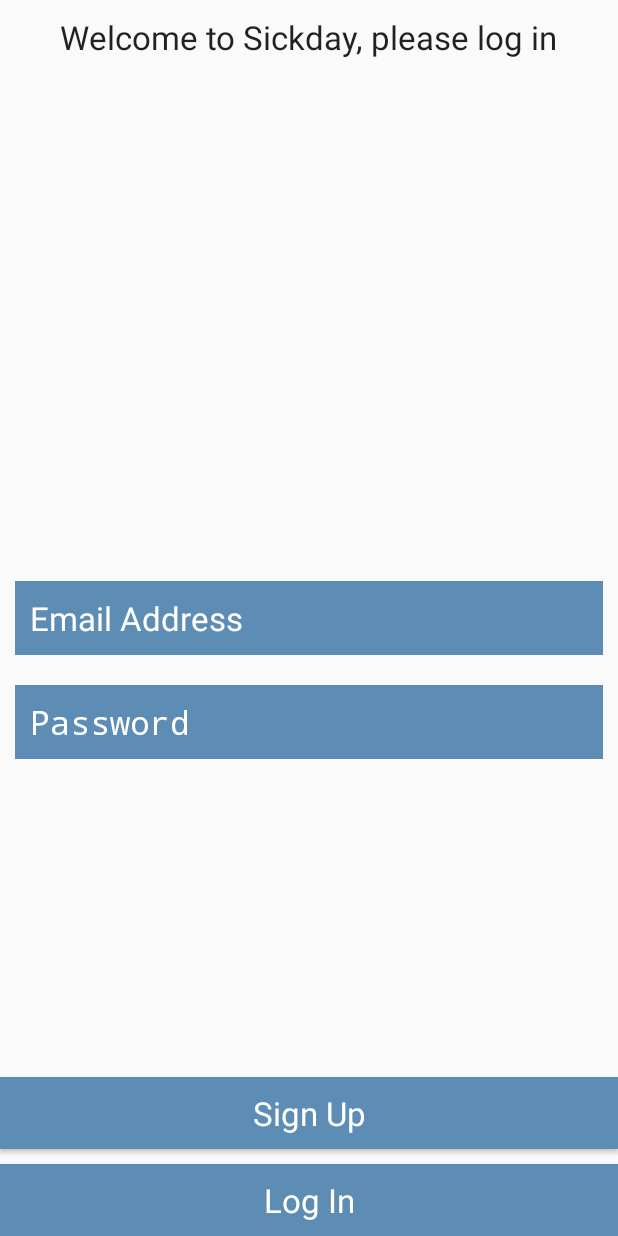
After one commit to marcusmotill/sickday, an Android app: the Login_Activity screen opened directly, with no data from a screen before it, on a phone screen of 412 x 824 dp. The commit adds this screen. Run offline under Robolectric (Android 15) with nearby library versions, the phone set to English and light mode, and no system bars; libraries missing offline, so code that uses them is left out: com.parse.

Commit message:
Added Login Screen

```diff
--- a/app/src/main/AndroidManifest.xml
+++ b/app/src/main/AndroidManifest.xml
@@ -36,7 +36,8 @@
             </intent-filter>
         </activity>
         <activity android:name=".MainActivity" android:screenOrientation="portrait"/>
-        <activity android:name="com.facebook.LoginActivity"/>
+        <activity android:name=".Login_Activity" android:screenOrientation="portrait"/>
+        <activity android:name=".ProfileBuilder_Activity" android:screenOrientation="portrait"/>
 
         <meta-data
             android:name="com.google.android.gms.version"
--- /dev/null
+++ b/app/src/main/java/msqrd/sickday/Login_Activity.java
@@ -0,0 +1,71 @@
+package msqrd.sickday;
+
+import android.app.Activity;
+import android.content.Intent;
+import android.os.Bundle;
+import android.util.Log;
+import android.view.View;
+import android.widget.Button;
+import android.widget.EditText;
+import android.widget.TextView;
+import android.widget.Toast;
+
+import com.parse.LogInCallback;
+import com.parse.ParseException;
+import com.parse.ParseUser;
+
+/**
+ * Created by marcusmotill on 2/26/15.
+ */
+public class Login_Activity extends Activity implements View.OnClickListener {
+
+    EditText etEmail, etPassword;
+    TextView tvIncorrectInfo;
+    Button bLogin, bSignUp;
+
+    @Override
+    protected void onCreate(Bundle savedInstanceState) {
+        super.onCreate(savedInstanceState);
+        setContentView(R.layout.login_activity);
+
+        etEmail = (EditText) findViewById(R.id.welcomeEmail);
+        etPassword = (EditText) findViewById(R.id.welcomePassword);
+        tvIncorrectInfo = (TextView) findViewById(R.id.tvIncorrectLogin);
+        tvIncorrectInfo.setVisibility(View.INVISIBLE);
+        bLogin = (Button) findViewById(R.id.loginButton);
+        bSignUp = (Button) findViewById(R.id.registerButton);
+
+        bSignUp.setOnClickListener(this);
+        bLogin.setOnClickListener(this);
+    }
+
+    @Override
+    public void onClick(View v) {
+        int id = v.getId();
+
+        if(id == bLogin.getId()){
+            if(etEmail.getText().toString() == null | etPassword.getText().toString() == null){
+                Toast.makeText(this, getString(R.string.profilebuilder_null_field), Toast.LENGTH_LONG).show();
+            }else{
+                ParseUser.logInInBackground(etEmail.getText().toString(), etPassword.getText().toString(), new LogInCallback() {
+                    public void done(ParseUser user, ParseException e) {
+                        if (user != null) {
+                            Log.i("User Login", "Success");
+                            Intent startActivity = new Intent(Login_Activity.this, MainActivity.class);
+                            startActivity.setFlags(Intent.FLAG_ACTIVITY_CLEAR_TOP);
+                            startActivity(startActivity);
+                        } else {
+                            tvIncorrectInfo.setVisibility(View.VISIBLE);
+                            Log.i("User Login", "Fail");
+                        }
+                    }
+                });
+            }
+
+        }else if(id == bSignUp.getId()){
+            Intent startActivity = new Intent(Login_Activity.this, ProfileBuilder_Activity.class);
+            startActivity.setFlags(Intent.FLAG_ACTIVITY_CLEAR_TOP);
+            startActivity(startActivity);
+        }
+    }
+}
--- a/app/src/main/java/msqrd/sickday/MainActivity.java
+++ b/app/src/main/java/msqrd/sickday/MainActivity.java
@@ -62,10 +62,7 @@
                 R.id.navigation_drawer,
                 (DrawerLayout) findViewById(R.id.drawer_layout));
 
-        // Enable Local Datastore.
-        Parse.enableLocalDatastore(this);
-        ParseObject.registerSubclass(Insurance_Information.class);
-        Parse.initialize(this, "RzJTYueCw9qRWNWCwsQbHBjvZkmau4PbUco1pY1S", "OfNHqBlcE01sjKdyiGqjNZrJMAnoWBB3TpiaxjMv");
+
 
     }
 
--- /dev/null
+++ b/app/src/main/res/layout/login_activity.xml
@@ -0,0 +1,80 @@
+<?xml version="1.0" encoding="utf-8"?>
+<RelativeLayout xmlns:android="http://schemas.android.com/apk/res/android"
+    android:layout_width="match_parent" android:layout_height="match_parent">
+
+    <TextView
+        android:layout_margin="10dp"
+        android:gravity="center"
+        android:layout_width="wrap_content"
+        android:layout_height="wrap_content"
+        android:textAppearance="?android:attr/textAppearanceLarge"
+        android:text="@string/welcome_message"
+        android:id="@+id/tvWelcome"
+        android:layout_alignParentTop="true"
+        android:layout_centerHorizontal="true" />
+
+    <EditText
+        android:id="@+id/welcomeEmail"
+        android:inputType="textEmailAddress"
+        android:layout_width="match_parent"
+        android:layout_height="wrap_content"
+        android:background="@color/sickday_blue"
+        android:hint="@string/profilebuilder_email"
+        android:padding="10dp"
+        android:layout_margin="10dp"
+        android:textAppearance="@android:style/TextAppearance.Large"
+        android:textColor="@android:color/white"
+        android:textColorHint="@android:color/white"
+        android:layout_centerVertical="true"
+        />
+
+    <EditText
+        android:id="@+id/welcomePassword"
+        android:layout_width="match_parent"
+        android:layout_height="wrap_content"
+        android:layout_below="@+id/welcomeEmail"
+        android:layout_margin="10dp"
+        android:background="@color/sickday_blue"
+        android:hint="@string/profulebuilder_password"
+        android:inputType="textPassword"
+        android:padding="10dp"
+        android:textAppearance="@android:style/TextAppearance.Large"
+        android:textColor="@android:color/white"
+        android:textColorHint="@android:color/white" />
+
+    <TextView
+        android:id="@+id/tvIncorrectLogin"
+        android:textColor="@color/sickday_red"
+        android:gravity="center"
+        android:layout_width="wrap_content"
+        android:layout_height="wrap_content"
+        android:text="@string/incorrect_login"
+        android:textAppearance="@android:style/TextAppearance.Medium"
+        android:layout_below="@+id/welcomePassword"
+        android:layout_alignParentLeft="true"
+        android:layout_alignParentStart="true" />
+
+    <Button
+        android:id="@+id/registerButton"
+        android:text="@string/sign_up"
+        android:layout_width="match_parent"
+        android:layout_height="wrap_content"
+        android:textAppearance="@android:style/TextAppearance.Large"
+        android:textColor="@android:color/white"
+        android:background="@color/sickday_blue"
+        android:layout_above="@+id/loginButton"
+        android:layout_alignParentLeft="true"
+        android:layout_alignParentStart="true" />
+
+    <Button
+        android:layout_marginTop="10dp"
+        android:id="@+id/loginButton"
+        android:text="@string/log_in"
+        android:layout_width="match_parent"
+        android:layout_height="wrap_content"
+        android:textAppearance="@android:style/TextAppearance.Large"
+        android:textColor="@android:color/white"
+        android:background="@color/sickday_blue"
+        android:layout_alignParentBottom="true"
+        android:layout_centerHorizontal="true" />
+</RelativeLayout>
--- a/app/src/main/res/layout/profilebuilder_main.xml
+++ b/app/src/main/res/layout/profilebuilder_main.xml
@@ -3,7 +3,7 @@
     android:orientation="vertical" android:layout_width="match_parent"
     android:layout_height="match_parent">
 
-    <android.support.v4.view.ViewPager
+    <msqrd.sickday.CustomViewPager
         android:id="@+id/profilePager"
         android:layout_width="match_parent"
         android:layout_height="wrap_content"
--- a/app/src/main/res/values/strings.xml
+++ b/app/src/main/res/values/strings.xml
@@ -1,9 +1,6 @@
 <resources>
-    <string name="app_name">SickDay</string>
+    <string name="app_name">Sickday</string>
 
-    <string name="title_section1">Section 1</string>
-    <string name="title_section2">Section 2</string>
-    <string name="title_section3">Section 3</string>
     <string name="home_menu_item">Home</string>
     <string name="insurance_menu_item">Insurance</string>
     <string name="help_menu_item">Help</string>
@@ -24,6 +21,11 @@
     <string name="password_length_error">Password must be at least six characters long</string>
     <string name="profilebuilder_insurance_name">Insurance Name</string>
     <string name="profilebuilder_null_field">All fields are required</string>
+    <string name="welcome_message">Welcome to Sickday, please log in</string>
+    <string name="log_in">Log In</string>
+    <string name="incorrect_login">The information you supplied is not correct, try again.</string>
+    <string name="sign_up">Sign Up</string>
+    <string name="sign_up_success">Congratulations!  You are now registered with Sickday!</string>
+    <string name="done">Done</string>
 
-    <string name="app_id">1421088858189724</string>
 </resources>
```
Also changed, not shown: app/src/main/java/msqrd/sickday/CustomViewPager.java (added, +41 -0 lines), app/src/main/java/msqrd/sickday/NavigationDrawerFragment.java (+21 -10 lines), app/src/main/java/msqrd/sickday/ProfileBuilder_Activity.java (added, +24 -0 lines), app/src/main/java/msqrd/sickday/ProfileBuilder_Fragment.java (+43 -15 lines), app/src/main/java/msqrd/sickday/Splash_Screen.java (+17 -3 lines), app/src/main/res/layout/profilebuilder_activity.xml (added, +7 -0 lines), app/src/main/res/layout/profilebuilder_fragment3.xml (added, +40 -0 lines).
